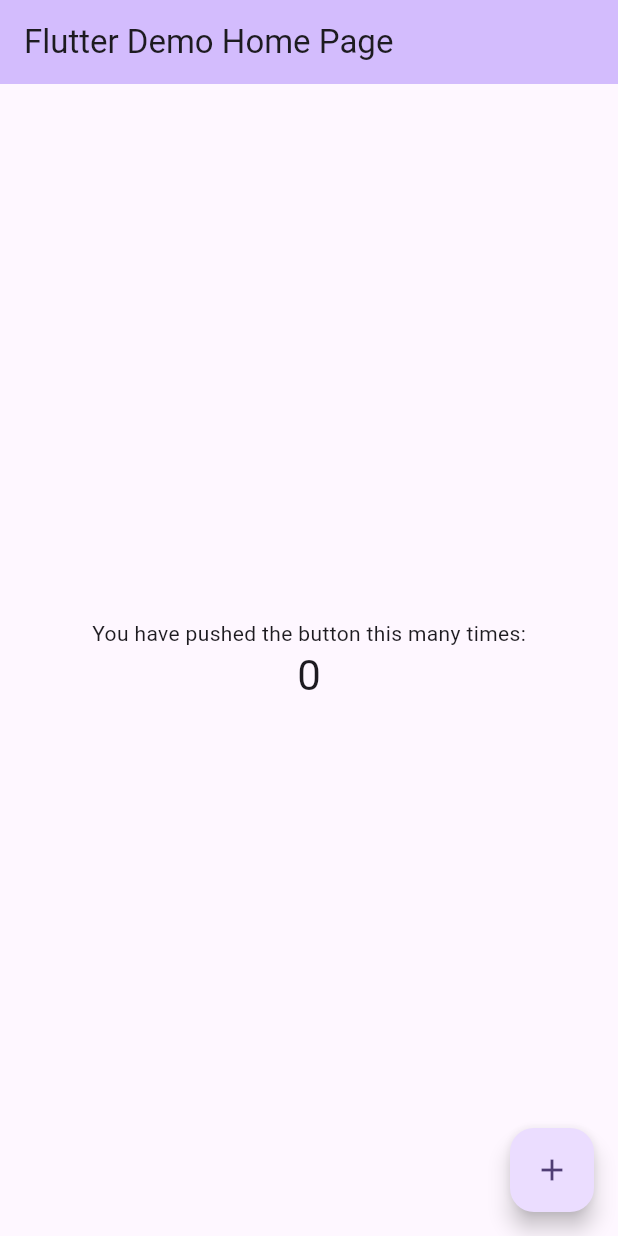
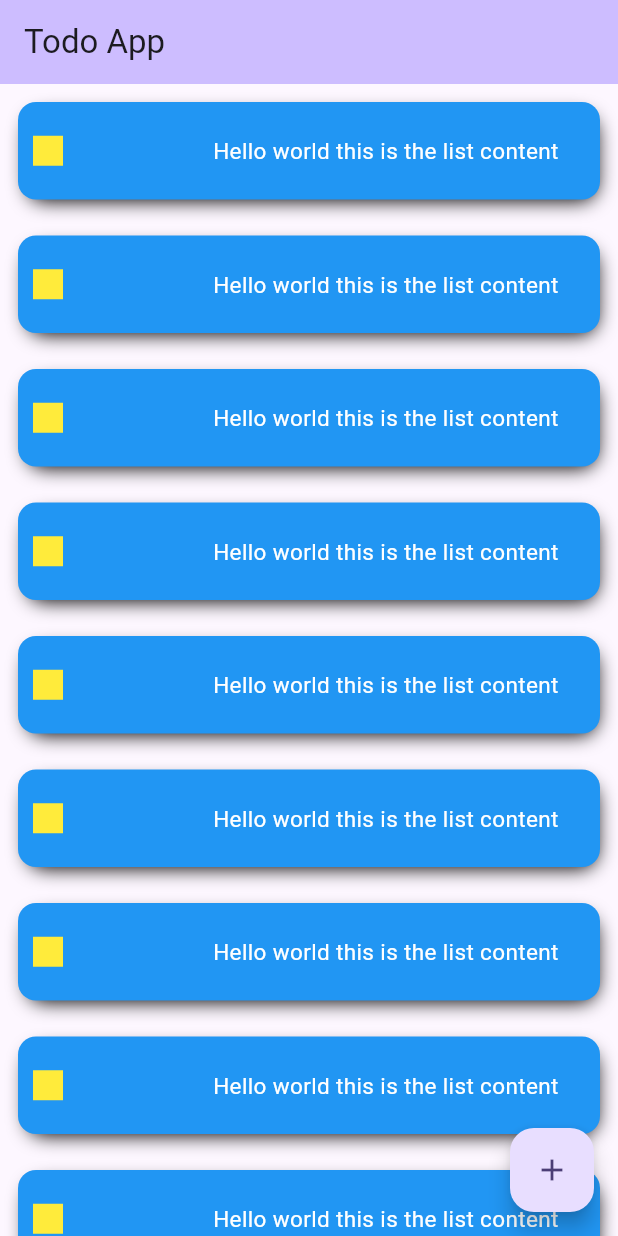
Before and after one commit to Masud2017/todo-flutter-app, a Flutter app: the screen it shows after launch, on a phone screen of 412 x 824 dp. Run offline on Flutter 3.47's test engine with Material 3 defaults, Android fonts, the phone set to English and light mode, and no system bars.

Commit message:
Added list of dummy todo and designs

```diff
--- /dev/null
+++ b/lib/activities/add_todo_activity.dart
@@ -0,0 +1,28 @@
+import 'package:flutter/material.dart';
+
+class AddTodoActivity extends StatelessWidget {
+  const AddTodoActivity({super.key});
+
+  @override
+  Widget build(BuildContext context) {
+    return Scaffold(
+      appBar: AppBar(
+        title: Text("Add todo"),
+      ),
+      body: AddTodoPageContent(),
+    );
+  }
+}
+
+class AddTodoPageContent extends StatefulWidget {
+  @override
+  State<StatefulWidget> createState() => _AddTodoStateMutator();
+}
+
+class _AddTodoStateMutator extends State<AddTodoPageContent> {
+  @override
+  Widget build(BuildContext context) {
+    // TODO: implement build
+    throw UnimplementedError();
+  }
+}
--- /dev/null
+++ b/lib/components/todo_card.dart
@@ -0,0 +1,44 @@
+import 'package:flutter/material.dart';
+
+class TodoCard extends StatelessWidget {
+  @override
+  Widget build(BuildContext context) {
+    // TODO: implement build
+
+    return Container(
+        margin: EdgeInsets.all(12),
+        // color: Colors.blue,
+        padding: EdgeInsets.all(10),
+        height: 65,
+        decoration: BoxDecoration(
+            borderRadius: BorderRadius.only(
+                topLeft: Radius.circular(12),
+                topRight: Radius.circular(12),
+                bottomLeft: Radius.circular(12),
+                bottomRight: Radius.circular(12)),
+            color: Colors.blue,
+            boxShadow: [
+              BoxShadow(
+                color: Color(0xFF000000).withOpacity(1),
+                offset: Offset(2, 5),
+                blurRadius: 10,
+                spreadRadius: -4,
+              ),
+            ]),
+        child: GestureDetector(
+            child: Row(
+          children: [
+            Container(
+              height: 20,
+              width: 20,
+              color: Colors.yellow,
+            ),
+            SizedBox(
+              width: 100,
+            ),
+            Text("Hello world this is the list content",
+                style: TextStyle(color: Colors.white, fontSize: 15))
+          ],
+        )));
+  }
+}
--- a/lib/main.dart
+++ b/lib/main.dart
@@ -1,4 +1,6 @@
 import 'package:flutter/material.dart';
+import 'package:todo_app_flutter/components/todo_card.dart';
+import 'package:todo_app_flutter/activities/add_todo_activity.dart';
 
 void main() {
   runApp(const MyApp());
@@ -7,46 +9,21 @@ void main() {
 class MyApp extends StatelessWidget {
   const MyApp({super.key});
 
-  // This widget is the root of your application.
   @override
   Widget build(BuildContext context) {
     return MaterialApp(
-      title: 'Flutter Demo',
+      title: 'Todo app',
       theme: ThemeData(
-        // This is the theme of your application.
-        //
-        // TRY THIS: Try running your application with "flutter run". You'll see
-        // the application has a purple toolbar. Then, without quitting the app,
-        // try changing the seedColor in the colorScheme below to Colors.green
-        // and then invoke "hot reload" (save your changes or press the "hot
-        // reload" button in a Flutter-supported IDE, or press "r" if you used
-        // the command line to start the app).
-        //
-        // Notice that the counter didn't reset back to zero; the application
-        // state is not lost during the reload. To reset the state, use hot
-        // restart instead.
-        //
-        // This works for code too, not just values: Most code changes can be
-        // tested with just a hot reload.
-        colorScheme: ColorScheme.fromSeed(seedColor: Colors.deepPurple),
+        colorScheme: ColorScheme.fromSeed(seedColor: Colors.deepPurpleAccent),
         useMaterial3: true,
       ),
-      home: const MyHomePage(title: 'Flutter Demo Home Page'),
+      home: const MyHomePage(title: 'Todo App'),
     );
   }
 }
 
 class MyHomePage extends StatefulWidget {
   const MyHomePage({super.key, required this.title});
-
-  // This widget is the home page of your application. It is stateful, meaning
-  // that it has a State object (defined below) that contains fields that affect
-  // how it looks.
-
-  // This class is the configuration for the state. It holds the values (in this
-  // case the title) provided by the parent (in this case the App widget) and
-  // used by the build method of the State. Fields in a Widget subclass are
-  // always marked "final".
 
   final String title;
 
@@ -56,6 +33,15 @@ class MyHomePage extends StatefulWidget {
 
 class _MyHomePageState extends State<MyHomePage> {
   int _counter = 0;
+  List<String> _todoStringList = [];
+
+  void addTodo(String todoString) {
+    _todoStringList.add(todoString);
+  }
+
+  void removeTodo(int itemIndex) {
+    _todoStringList.removeAt(itemIndex);
+  }
 
   void _incrementCounter() {
     setState(() {
@@ -86,37 +72,42 @@ class _MyHomePageState extends State<MyHomePage> {
         // the App.build method, and use it to set our appbar title.
         title: Text(widget.title),
       ),
-      body: Center(
-        // Center is a layout widget. It takes a single child and positions it
-        // in the middle of the parent.
-        child: Column(
-          // Column is also a layout widget. It takes a list of children and
-          // arranges them vertically. By default, it sizes itself to fit its
-          // children horizontally, and tries to be as tall as its parent.
-          //
-          // Column has various properties to control how it sizes itself and
-          // how it positions its children. Here we use mainAxisAlignment to
-          // center the children vertically; the main axis here is the vertical
-          // axis because Columns are vertical (the cross axis would be
-          // horizontal).
-          //
-          // TRY THIS: Invoke "debug painting" (choose the "Toggle Debug Paint"
-          // action in the IDE, or press "p" in the console), to see the
-          // wireframe for each widget.
-          mainAxisAlignment: MainAxisAlignment.center,
-          children: <Widget>[
-            const Text(
-              'You have pushed the button this many times:',
-            ),
-            Text(
-              '$_counter',
-              style: Theme.of(context).textTheme.headlineMedium,
-            ),
-          ],
+      body: SingleChildScrollView(
+        child: Center(
+          // Center is a layout widget. It takes a single child and positions it
+          // in the middle of the parent.
+          child: Column(
+            mainAxisAlignment: MainAxisAlignment.start,
+            children: <Widget>[
+              Column(
+                children: [
+                  TodoCard(),
+                  TodoCard(),
+                  TodoCard(),
+                  TodoCard(),
+                  TodoCard(),
+                  TodoCard(),
+                  TodoCard(),
+                  TodoCard(),
+                  TodoCard(),
+                  TodoCard(),
+                  TodoCard(),
+                  TodoCard()
+                ],
+              )
+            ],
+          ),
         ),
       ),
       floatingActionButton: FloatingActionButton(
-        onPressed: _incrementCounter,
+        onPressed: () {
+          startAddActivity() {
+            Navigator.push(
+                context,
+                MaterialPageRoute(
+                    builder: (context) => const AddTodoActivity()));
+          }
+        },
         tooltip: 'Increment',
         child: const Icon(Icons.add),
       ), // This trailing comma makes auto-formatting nicer for build methods.
```
Also changed, not shown: pubspec.yaml (line endings or trailing spaces).
